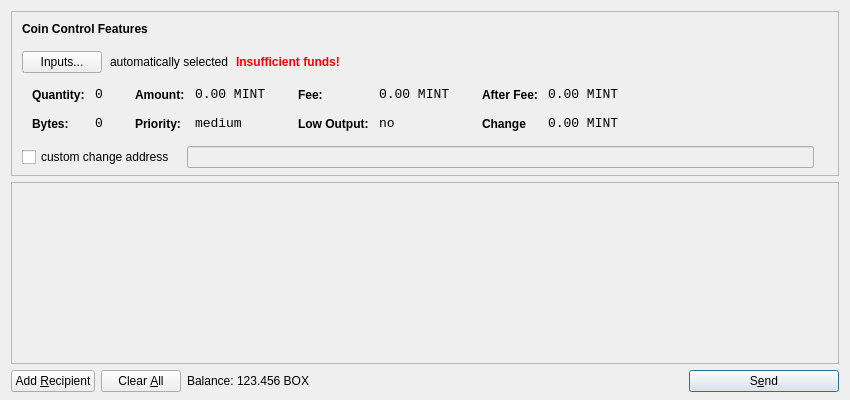
This is src/qt/forms/sendcoinsdialog.ui in cheetahcoind/cheetahcoin as Qt 5 draws it before an edit. The edited form follows.
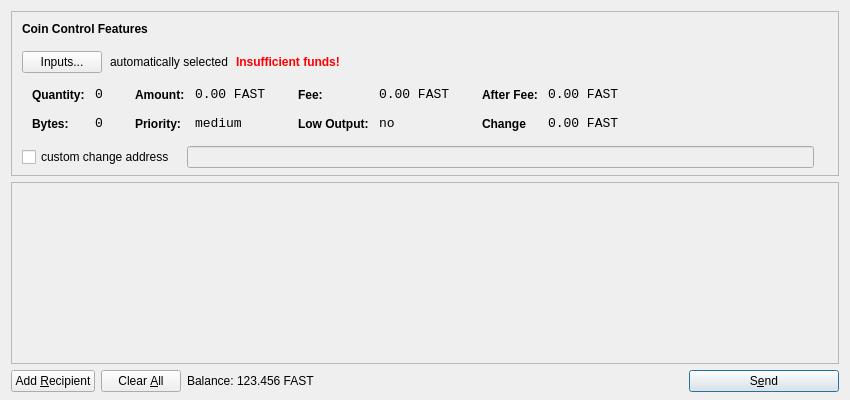
This is the edited form. Icons and pictures are not drawn.

The edit to the form file:
```diff
--- a/src/qt/forms/sendcoinsdialog.ui
+++ b/src/qt/forms/sendcoinsdialog.ui
@@ -321,7 +321,7 @@
                   <enum>Qt::ActionsContextMenu</enum>
                  </property>
                  <property name="text">
-                  <string>0.00 MINT</string>
+                  <string>0.00 FAST</string>
                  </property>
                  <property name="textInteractionFlags">
                   <set>Qt::LinksAccessibleByMouse|Qt::TextSelectableByKeyboard|Qt::TextSelectableByMouse</set>
@@ -407,7 +407,7 @@
                   <enum>Qt::ActionsContextMenu</enum>
                  </property>
                  <property name="text">
-                  <string>0.00 MINT</string>
+                  <string>0.00 FAST</string>
                  </property>
                  <property name="textInteractionFlags">
                   <set>Qt::LinksAccessibleByMouse|Qt::TextSelectableByKeyboard|Qt::TextSelectableByMouse</set>
@@ -493,7 +493,7 @@
                   <enum>Qt::ActionsContextMenu</enum>
                  </property>
                  <property name="text">
-                  <string>0.00 MINT</string>
+                  <string>0.00 FAST</string>
                  </property>
                  <property name="textInteractionFlags">
                   <set>Qt::LinksAccessibleByMouse|Qt::TextSelectableByKeyboard|Qt::TextSelectableByMouse</set>
@@ -525,7 +525,7 @@
                   <enum>Qt::ActionsContextMenu</enum>
                  </property>
                  <property name="text">
-                  <string>0.00 MINT</string>
+                  <string>0.00 FAST</string>
                  </property>
                  <property name="textInteractionFlags">
                   <set>Qt::LinksAccessibleByMouse|Qt::TextSelectableByKeyboard|Qt::TextSelectableByMouse</set>
@@ -732,7 +732,7 @@
           <cursorShape>IBeamCursor</cursorShape>
          </property>
          <property name="text">
-          <string>123.456 BOX</string>
+          <string>123.456 FAST</string>
          </property>
          <property name="textInteractionFlags">
           <set>Qt::LinksAccessibleByMouse|Qt::TextSelectableByKeyboard|Qt::TextSelectableByMouse</set>
```
Left out of the diff: 2 changed lines with no effect on the pictures.
